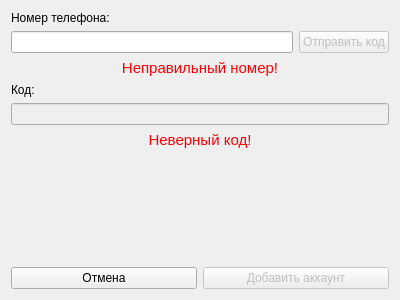
Before: the Qt Designer form add_akk_form.ui in liltousin/PyQTLyceumProject, drawn with Qt 5.
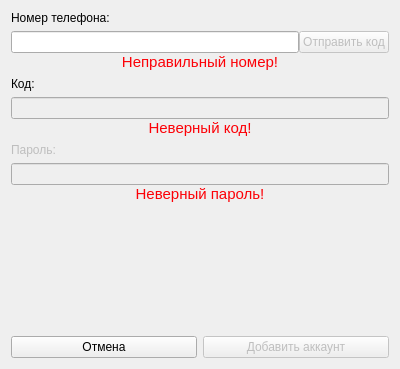
After: the same form once the commit is applied.

Commit message: start working with Akk class

```diff
--- a/add_akk_form.ui
+++ b/add_akk_form.ui
@@ -7,13 +7,13 @@
     <x>0</x>
     <y>0</y>
     <width>400</width>
-    <height>300</height>
+    <height>369</height>
    </rect>
   </property>
   <property name="windowTitle">
    <string>Добавить аккаунт</string>
   </property>
-  <layout class="QVBoxLayout" name="verticalLayout">
+  <layout class="QVBoxLayout" name="verticalLayout_5">
    <item>
     <widget class="QLabel" name="phone_label">
      <property name="text">
@@ -22,7 +22,15 @@
     </widget>
    </item>
    <item>
+    <layout class="QVBoxLayout" name="verticalLayout">
+     <property name="spacing">
+      <number>0</number>
+     </property>
+     <item>
     <layout class="QHBoxLayout" name="horizontalLayout_2">
+       <property name="spacing">
+        <number>-1</number>
+       </property>
      <item>
       <widget class="QLineEdit" name="phone_line">
        <property name="minimumSize">
@@ -84,6 +92,8 @@
      </property>
     </widget>
    </item>
+    </layout>
+   </item>
    <item>
     <widget class="QLabel" name="code_label">
      <property name="text">
@@ -92,7 +102,10 @@
     </widget>
    </item>
    <item>
-    <layout class="QHBoxLayout" name="horizontalLayout_3">
+    <layout class="QVBoxLayout" name="verticalLayout_3">
+     <property name="spacing">
+      <number>0</number>
+     </property>
      <item>
       <widget class="QLineEdit" name="code_line">
        <property name="enabled">
@@ -112,8 +125,6 @@
        </property>
       </widget>
      </item>
-    </layout>
-   </item>
    <item>
     <widget class="QLabel" name="code_error_label">
      <property name="font">
@@ -127,6 +138,64 @@
      <property name="alignment">
       <set>Qt::AlignHCenter|Qt::AlignTop</set>
      </property>
+      </widget>
+     </item>
+    </layout>
+   </item>
+   <item>
+    <widget class="QWidget" name="pswd_widget" native="true">
+     <property name="enabled">
+      <bool>false</bool>
+     </property>
+     <layout class="QVBoxLayout" name="verticalLayout_2">
+      <property name="leftMargin">
+       <number>0</number>
+      </property>
+      <property name="topMargin">
+       <number>0</number>
+      </property>
+      <property name="rightMargin">
+       <number>0</number>
+      </property>
+      <property name="bottomMargin">
+       <number>0</number>
+      </property>
+      <item>
+       <widget class="QLabel" name="pswd_label">
+        <property name="enabled">
+         <bool>false</bool>
+        </property>
+        <property name="text">
+         <string>Пароль:</string>
+        </property>
+       </widget>
+      </item>
+      <item>
+       <layout class="QVBoxLayout" name="verticalLayout_4">
+        <property name="spacing">
+         <number>0</number>
+        </property>
+        <item>
+         <widget class="QLineEdit" name="pswd_line"/>
+        </item>
+        <item>
+         <widget class="QLabel" name="pswd_error_label">
+          <property name="font">
+           <font>
+            <pointsize>11</pointsize>
+           </font>
+          </property>
+          <property name="text">
+           <string>&lt;html&gt;&lt;head/&gt;&lt;body&gt;&lt;p&gt;&lt;span style=&quot; color:#fc0107;&quot;&gt;Неверный пароль!&lt;/span&gt;&lt;/p&gt;&lt;/body&gt;&lt;/html&gt;</string>
+          </property>
+          <property name="alignment">
+           <set>Qt::AlignHCenter|Qt::AlignTop</set>
+          </property>
+         </widget>
+        </item>
+       </layout>
+      </item>
+     </layout>
     </widget>
    </item>
    <item>
```
Lines whose indentation alone changed are shown as unchanged. The commit also changes 3 other files.
